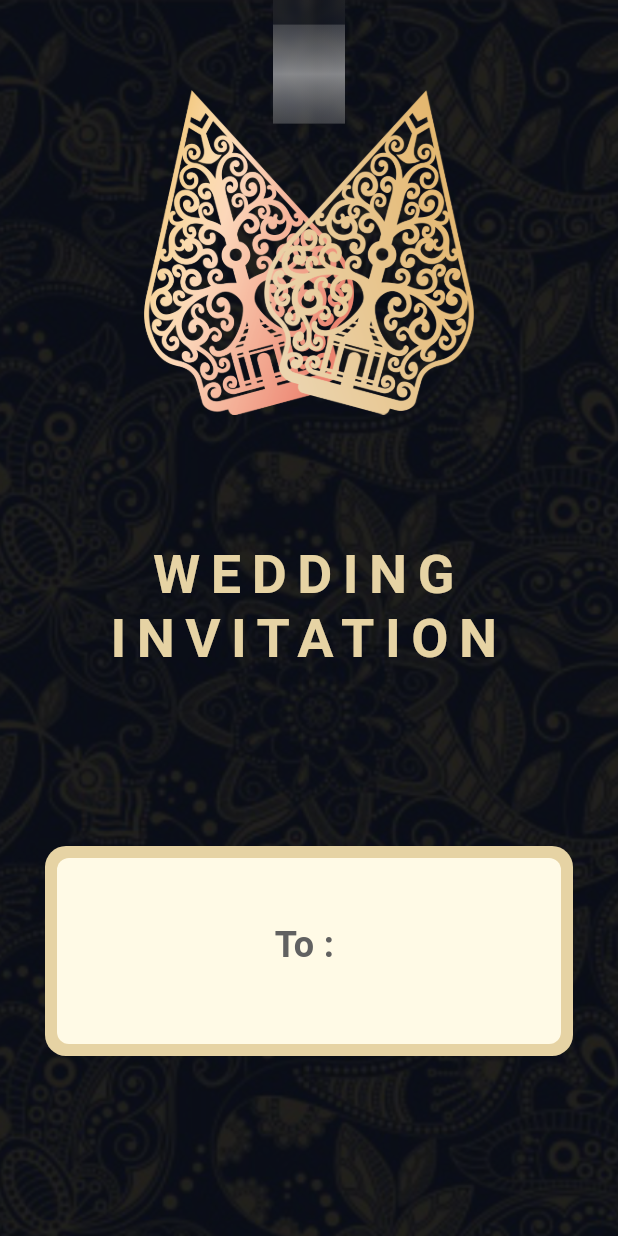
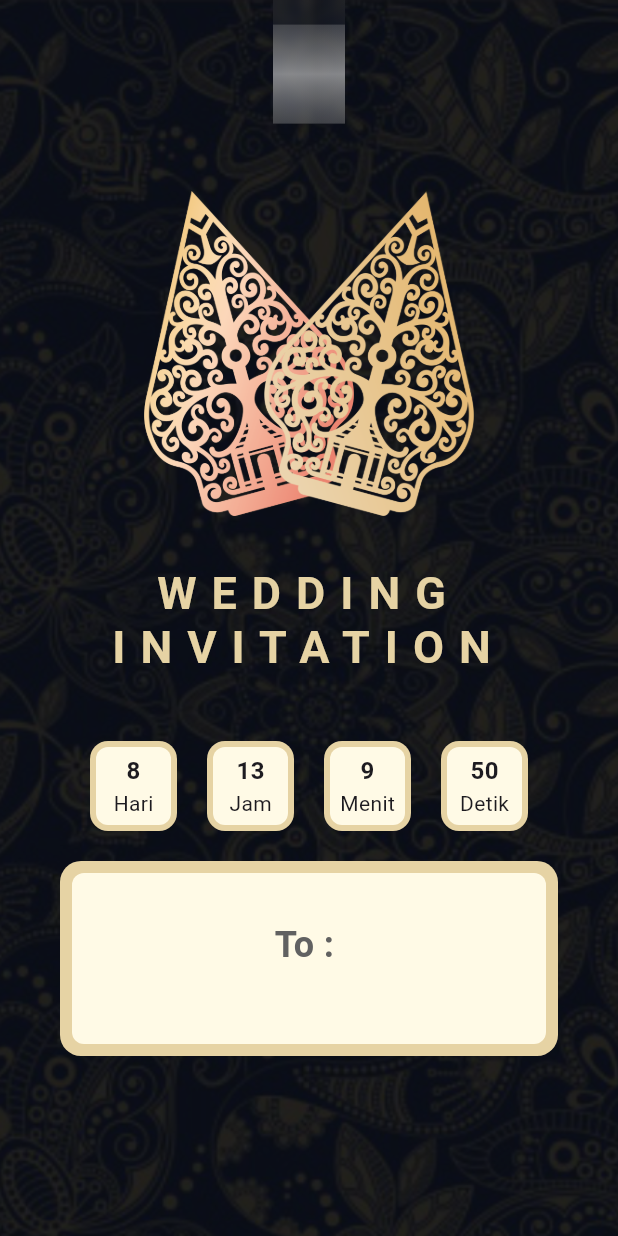
Before and after one commit to faequl96/invitation_app, a Flutter app: the screen it shows after launch, after a tap on "Buka Segel Undangan", on a phone screen of 412 x 824 dp. Run offline on Flutter 3.47's test engine with Material 3 defaults, Android fonts, the phone set to English and light mode, and no system bars.

Commit message:
add countdown & some adjusment

```diff
--- a/lib/app.dart
+++ b/lib/app.dart
@@ -1,4 +1,7 @@
 import 'package:flutter/material.dart';
+import 'package:invitation_app/enum/enums.dart';
+import 'package:invitation_app/models/date_countdown_scroll_value.dart';
+import 'package:invitation_app/pages/cover_page/countdown.dart';
 import 'package:invitation_app/pages/cover_page/key_invitation.dart';
 import 'package:invitation_app/pages/cover_page/right_bg.dart';
 import 'package:invitation_app/pages/cover_page/left_bg.dart';
@@ -22,6 +25,15 @@ class _AppState extends State<App> {
   double opacityValue = 1;
   double flashValue = 1;
 
+  DateCountdownScrollValue dCScrollValue1 = DateCountdownScrollValue(
+    xMove: 0,
+    yMove: 0,
+  );
+  DateCountdownScrollValue dCScrollValue2 = DateCountdownScrollValue(
+    xMove: 0,
+    yMove: 0,
+  );
+
   bool isKeyOpened = false;
   bool isSealOpened = false;
   bool isOpenCompleted = false;
@@ -30,6 +42,10 @@ class _AppState extends State<App> {
 
   @override
   void initState() {
+    WidgetsBinding.instance.addPostFrameCallback((_) {
+      _setCountdownScrollValue();
+    });
+
     _pageController.addListener(_scrollListener);
 
     _toName = Uri.base.queryParameters["to"] ?? "";
@@ -86,7 +102,7 @@ class _AppState extends State<App> {
               child: const RightBackground(isTransparent: true),
             ),
             Positioned(
-              bottom: 360 - (scrollValue / 20),
+              bottom: 350 - (scrollValue / 14),
               child: SizedBox(
                 width: size.width,
                 height: 120,
@@ -97,16 +113,76 @@ class _AppState extends State<App> {
                       "WEDDING\nINVITATION",
                       textAlign: TextAlign.center,
                       style: TextStyle(
-                        fontSize: 36,
+                        fontSize: 30,
                         fontWeight: FontWeight.bold,
                         color: Color.fromARGB(255, 230, 211, 164),
                         height: 1.2,
-                        letterSpacing: 7,
+                        letterSpacing: 10,
                       ),
                     ),
                   ),
                 ),
               ),
+            ),
+            Positioned(
+              left: dCScrollValue2.xMove >= (80 + ((size.width - 180) / 4)) &&
+                      dCScrollValue2.xMove <=
+                          (size.width / 2) - (((size.width - 180) / 4) / 2)
+                  ? dCScrollValue2.xMove
+                  : dCScrollValue2.xMove < (80 + ((size.width - 180) / 4))
+                      ? (80 + ((size.width - 180) / 4))
+                      : (size.width / 2) - (((size.width - 180) / 4) / 2),
+              bottom: dCScrollValue2.yMove >= 40
+                  ? dCScrollValue2.yMove
+                  : dCScrollValue2.yMove < 40
+                      ? 40
+                      : 270,
+              child: const CountDown(unitTimeType: UnitTimeType.Hour),
+            ),
+            Positioned(
+              right: dCScrollValue2.xMove >= (80 + ((size.width - 180) / 4)) &&
+                      dCScrollValue2.xMove <=
+                          (size.width / 2) - (((size.width - 180) / 4) / 2)
+                  ? dCScrollValue2.xMove
+                  : dCScrollValue2.xMove < (80 + ((size.width - 180) / 4))
+                      ? (80 + ((size.width - 180) / 4))
+                      : (size.width / 2) - (((size.width - 180) / 4) / 2),
+              bottom: dCScrollValue2.yMove >= 40
+                  ? dCScrollValue2.yMove
+                  : dCScrollValue2.yMove < 40
+                      ? 40
+                      : 270,
+              child: const CountDown(unitTimeType: UnitTimeType.Minute),
+            ),
+            Positioned(
+              right: dCScrollValue1.xMove >= 60 &&
+                      dCScrollValue1.xMove <=
+                          (size.width / 2) - (((size.width - 180) / 4) / 2)
+                  ? dCScrollValue1.xMove
+                  : dCScrollValue1.xMove < 60
+                      ? 60
+                      : (size.width / 2) - (((size.width - 180) / 4) / 2),
+              bottom: dCScrollValue1.yMove >= 40
+                  ? dCScrollValue1.yMove
+                  : dCScrollValue1.yMove < 40
+                      ? 40
+                      : 270,
+              child: const CountDown(unitTimeType: UnitTimeType.Second),
+            ),
+            Positioned(
+              left: dCScrollValue1.xMove >= 60 &&
+                      dCScrollValue1.xMove <=
+                          (size.width / 2) - (((size.width - 180) / 4) / 2)
+                  ? dCScrollValue1.xMove
+                  : dCScrollValue1.xMove < 60
+                      ? 60
+                      : (size.width / 2) - (((size.width - 180) / 4) / 2),
+              bottom: dCScrollValue1.yMove >= 40
+                  ? dCScrollValue1.yMove
+                  : dCScrollValue1.yMove < 40
+                      ? 40
+                      : 270,
+              child: const CountDown(unitTimeType: UnitTimeType.Day),
             ),
             if (scrollValue == 0)
               Positioned(
@@ -188,6 +264,17 @@ class _AppState extends State<App> {
     );
   }
 
+  void _setCountdownScrollValue() {
+    final Size size = MediaQuery.of(context).size;
+
+    dCScrollValue1 = DateCountdownScrollValue(xMove: 60, yMove: 270);
+    dCScrollValue2 = DateCountdownScrollValue(
+      xMove: 80 + ((size.width - 180) / 4),
+      yMove: 270,
+    );
+    setState(() {});
+  }
+
   _scrollListener() {
     final Size size = MediaQuery.of(context).size;
 
@@ -195,6 +282,40 @@ class _AppState extends State<App> {
 
     scrollValue = _pageController.offset;
     moveValue = (_pageController.offset / dividedSize) / 2;
+
+    if (_pageController.offset > 0 &&
+        _pageController.offset <= size.height / 3) {
+      dCScrollValue1 = DateCountdownScrollValue(
+        xMove: 60 + _pageController.offset,
+        yMove: 270,
+      );
+      dCScrollValue2 = DateCountdownScrollValue(
+        xMove: (80 + ((size.width - 180) / 4)) + _pageController.offset,
+        yMove: 270,
+      );
+    } else if (_pageController.offset > size.height / 3 &&
+        _pageController.offset <= (size.height / 3) * 2) {
+      dCScrollValue1 = DateCountdownScrollValue(
+        xMove: ((size.width / 2) - (((size.width - 180) / 4) / 2)),
+        yMove: 270 - (_pageController.offset - (size.height / 3)),
+      );
+      dCScrollValue2 = DateCountdownScrollValue(
+        xMove: ((size.width / 2) - (((size.width - 180) / 4) / 2)),
+        yMove: 270 - (_pageController.offset - (size.height / 3)),
+      );
+    } else if (_pageController.offset > size.height / 3 &&
+        _pageController.offset <= (size.height / 3) * 3) {
+      dCScrollValue1 = DateCountdownScrollValue(
+        xMove: ((size.width / 2) - (((size.width - 180) / 4) / 2)) -
+            (_pageController.offset - ((size.height / 3) * 2)),
+        yMove: 270 - (_pageController.offset - (size.height / 3)),
+      );
+      dCScrollValue2 = DateCountdownScrollValue(
+        xMove: ((size.width / 2) - (((size.width - 180) / 4) / 2)) -
+            (_pageController.offset - ((size.height / 3) * 2)),
+        yMove: 270 - (_pageController.offset - (size.height / 3)),
+      );
+    }
 
     final double opacity = size.height / 20;
     if (_pageController.offset < opacity) {
@@ -231,12 +352,15 @@ class _AppState extends State<App> {
     } else if (_pageController.offset > opacity * 8 &&
         _pageController.offset <= opacity * 9) {
       opacityValue = 0.6;
+      flashValue = 0;
     } else if (_pageController.offset > opacity * 9 &&
         _pageController.offset <= opacity * 10) {
       opacityValue = 0.55;
+      flashValue = 0;
     } else if (_pageController.offset > opacity * 10 &&
         _pageController.offset <= opacity * 11) {
       opacityValue = 0.5;
+      flashValue = 0;
     } else if (_pageController.offset > opacity * 11 &&
         _pageController.offset <= opacity * 12) {
       opacityValue = 0.45;
--- /dev/null
+++ b/lib/enum/enums.dart
@@ -0,0 +1,3 @@
+// ignore_for_file: constant_identifier_names
+
+enum UnitTimeType { Day, Hour, Minute, Second }
--- /dev/null
+++ b/lib/models/date_countdown_scroll_value.dart
@@ -0,0 +1,6 @@
+class DateCountdownScrollValue {
+  DateCountdownScrollValue({required this.xMove, required this.yMove});
+
+  double xMove;
+  double yMove;
+}
--- /dev/null
+++ b/lib/pages/cover_page/countdown.dart
@@ -0,0 +1,102 @@
+import 'dart:async';
+
+import 'package:flutter/material.dart';
+import 'package:invitation_app/enum/enums.dart';
+
+class CountDown extends StatefulWidget {
+  const CountDown({super.key, required this.unitTimeType});
+
+  final UnitTimeType unitTimeType;
+
+  @override
+  State<CountDown> createState() => _CountDownState();
+}
+
+class _CountDownState extends State<CountDown> {
+  late Timer _timer;
+
+  final DateTime dateTime = DateTime(2024, 3, 10, 23, 40);
+
+  String day = "";
+  String hour = "";
+  String minute = "";
+  String second = "";
+
+  String getUnitTime() {
+    switch (widget.unitTimeType) {
+      case UnitTimeType.Day:
+        return "Hari";
+      case UnitTimeType.Hour:
+        return "Jam";
+      case UnitTimeType.Minute:
+        return "Menit";
+      case UnitTimeType.Second:
+        return "Detik";
+    }
+  }
+
+  String getUnitTimeValue() {
+    Duration countDownDuration = dateTime.difference(DateTime.now());
+
+    final int days = countDownDuration.inDays;
+    final int hours = countDownDuration.inHours.remainder(24);
+    final int minutes = countDownDuration.inMinutes.remainder(60);
+    final int seconds = countDownDuration.inSeconds.remainder(60);
+
+    switch (widget.unitTimeType) {
+      case UnitTimeType.Day:
+        return "$days";
+      case UnitTimeType.Hour:
+        return "$hours";
+      case UnitTimeType.Minute:
+        return "$minutes";
+      case UnitTimeType.Second:
+        return "$seconds";
+    }
+  }
+
+  @override
+  void initState() {
+    _timer = Timer.periodic(const Duration(seconds: 1), (_) {
+      setState(() {});
+    });
+    super.initState();
+  }
+
+  @override
+  void dispose() {
+    _timer.cancel();
+    super.dispose();
+  }
+
+  @override
+  Widget build(BuildContext context) {
+    final Size size = MediaQuery.of(context).size;
+
+    return Container(
+      height: 60,
+      width: (size.width - 180) / 4,
+      decoration: BoxDecoration(
+        borderRadius: BorderRadius.circular(12),
+        color: const Color.fromARGB(255, 230, 211, 164),
+      ),
+      child: Container(
+        margin: const EdgeInsets.all(4),
+        decoration: BoxDecoration(
+          borderRadius: BorderRadius.circular(8),
+          color: const Color.fromARGB(255, 255, 250, 230),
+        ),
+        child: Column(
+          mainAxisAlignment: MainAxisAlignment.center,
+          children: [
+            Text(
+              getUnitTimeValue(),
+              style: const TextStyle(fontWeight: FontWeight.bold, fontSize: 16),
+            ),
+            Text(getUnitTime()),
+          ],
+        ),
+      ),
+    );
+  }
+}
--- a/lib/pages/cover_page/left_bg.dart
+++ b/lib/pages/cover_page/left_bg.dart
@@ -46,8 +46,8 @@ class LeftBackground extends StatelessWidget {
                   right: 0,
                   bottom: 120,
                   child: Container(
-                    height: 140,
-                    width: size.width / 2 - 30,
+                    height: 130,
+                    width: size.width / 2 - 40,
                     decoration: const BoxDecoration(
                       borderRadius: BorderRadius.only(
                         topLeft: Radius.circular(14),
@@ -88,7 +88,7 @@ class LeftBackground extends StatelessWidget {
                 ),
                 const Positioned(
                   right: -30,
-                  top: 60,
+                  bottom: 480,
                   child: Image(
                     width: 140,
                     fit: BoxFit.cover,
--- a/lib/pages/cover_page/right_bg.dart
+++ b/lib/pages/cover_page/right_bg.dart
@@ -52,8 +52,8 @@ class RightBackground extends StatelessWidget {
                         left: 0,
                         bottom: 120,
                         child: Container(
-                          height: 140,
-                          width: size.width / 2 - 30,
+                          height: 130,
+                          width: size.width / 2 - 40,
                           decoration: const BoxDecoration(
                             borderRadius: BorderRadius.only(
                               topRight: Radius.circular(14),
@@ -99,7 +99,7 @@ class RightBackground extends StatelessWidget {
                 isTransparent == true
                     ? const Positioned(
                         left: -30,
-                        top: 60,
+                        bottom: 480,
                         child: Image(
                           width: 140,
                           fit: BoxFit.cover,
```
